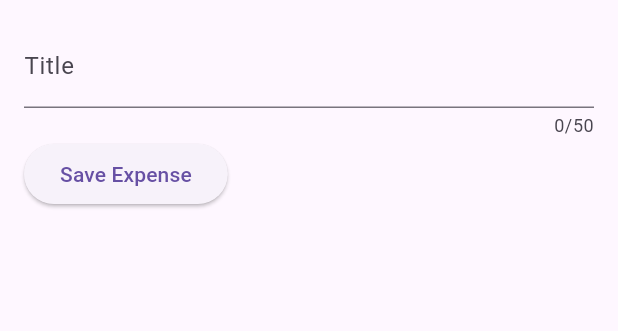
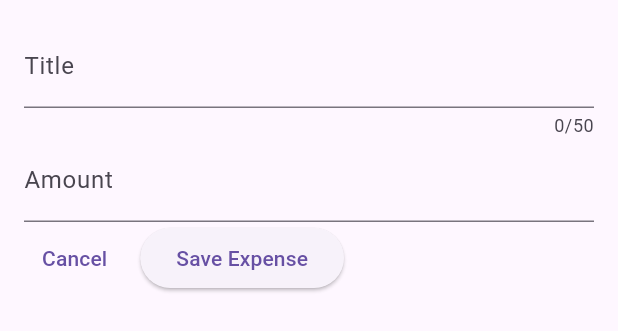
Before and after one commit to Bardatsky/expense_tracker, a Flutter app: the NewExpense widget shown alone on an empty page, opened directly, after a tap on "Save Expense", on a phone screen of 412 x 824 dp. Shown: the top 331 px of the screen. Run offline on Flutter 3.47's test engine with Material 3 defaults, Android fonts, the phone set to English and light mode, and no system bars; missing offline and left inert: dart:ffi.

Commit message:
added anount input and cancel button

```diff
--- a/lib/widgets/new_expense.dart
+++ b/lib/widgets/new_expense.dart
@@ -1,3 +1,5 @@
+import 'dart:ffi';
+
 import 'package:flutter/material.dart';
 
 class NewExpense extends StatefulWidget {
@@ -13,12 +15,15 @@ class _NewExpenseState extends State<NewExpense> {
   //   _enteredTitle = inputValue;
   // }
   final _titleController = TextEditingController();
+  final _amountController = TextEditingController();
 
   @override
   void dispose() {
     _titleController.dispose();
+    _amountController.dispose();
     super.dispose();
   }
+
   @override
   Widget build(BuildContext context) {
     return Padding(
@@ -34,11 +39,25 @@ class _NewExpenseState extends State<NewExpense> {
               label: Text('Title'),
             ),
           ),
+          TextField(
+            controller: _amountController,
+            keyboardType: TextInputType.number,
+            decoration: const InputDecoration(
+              prefixText: '\$',
+              label: Text('Amount'),
+            ),
+          ),
           Row(
             children: [
+              TextButton(
+                onPressed: () {},
+                child: const Text('Cancel'),
+              ),
+              const SizedBox(width: 10,),
               ElevatedButton(
                 onPressed: () {
                   print(_titleController.text);
+                  print(_amountController.text);
                 },
                 child: const Text('Save Expense'),
               ),
```
